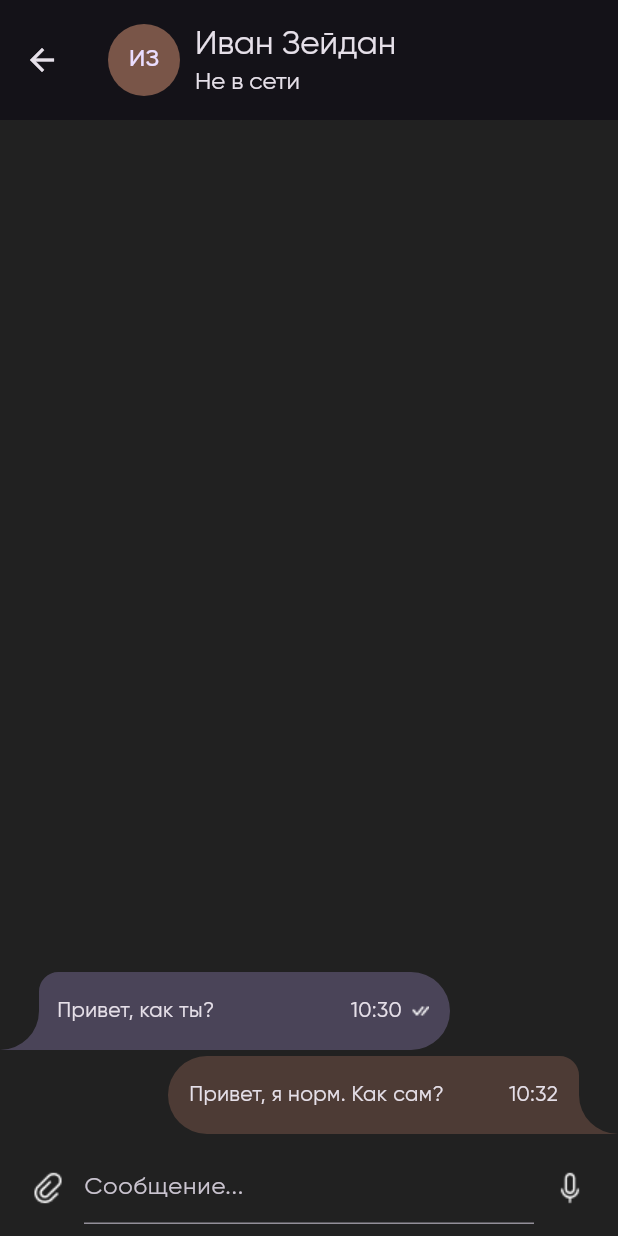
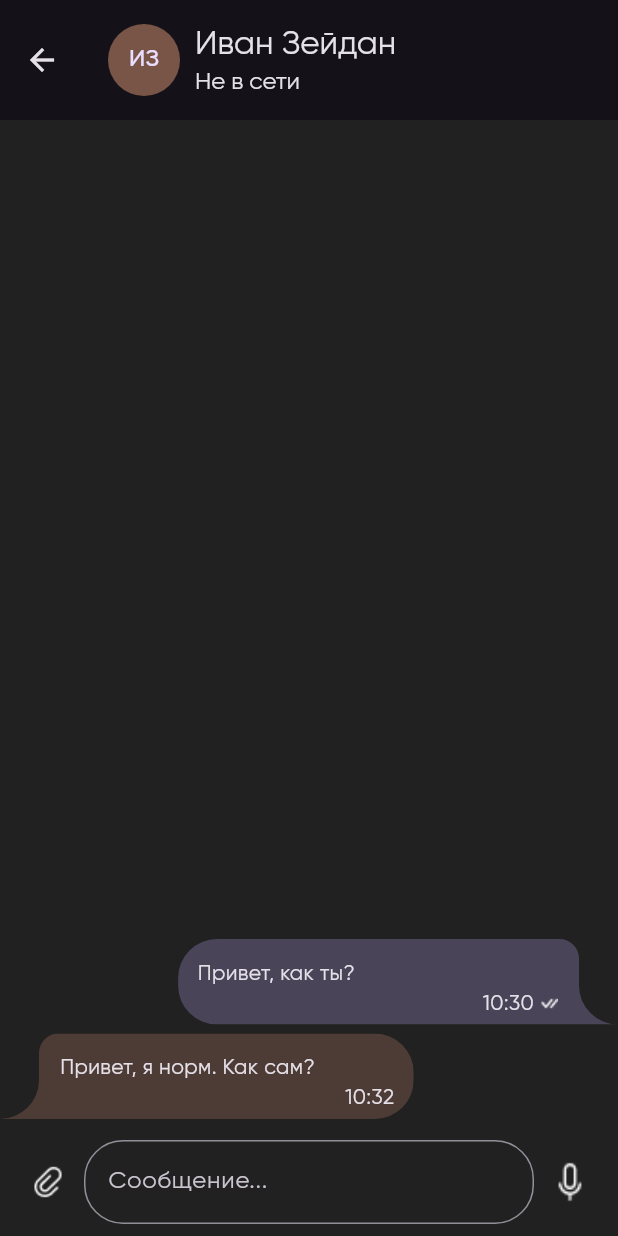
Before and after one commit to OlleZhuk/chat_test, a Flutter app: the screen it shows after launch, after a tap on "ИЗ", on a phone screen of 412 x 824 dp. Run offline on Flutter 3.47's test engine with Material 3 defaults, Android fonts, the light colour scheme and no system bars; our stand-ins replace flutter_riverpod, hive, hive_flutter; accounts and stored records are empty.

Commit message:
Доработка вывода сообщений

```diff
--- a/lib/view/screens/messages_screen.dart
+++ b/lib/view/screens/messages_screen.dart
@@ -10,23 +10,102 @@ import '../../view_model/providers/chat_provider.dart';
 import '../../view_model/widgets/left_chat_bubble.dart';
 import '../../view_model/widgets/right_chat_bubble.dart';
 
-class MessagesScreen extends ConsumerStatefulWidget {
+class MessagesScreen extends StatelessWidget {
   const MessagesScreen({super.key, required this.user});
 
   final User user;
 
   @override
-  MessagesScreenState createState() => MessagesScreenState();
+  Widget build(BuildContext context) {
+    final firstName = user.firstName;
+    final lastName = user.lastName;
+
+    return Scaffold(
+      appBar: AppBar(
+        toolbarHeight: 80,
+        title: Row(
+          children: [
+            CircleAvatar(
+              minRadius: 24,
+              backgroundColor: user.color,
+              child: Text('${firstName[0]}${lastName[0]}'),
+            ),
+            const SizedBox(width: 10),
+            Column(
+              crossAxisAlignment: CrossAxisAlignment.start,
+              children: [
+                Text('$firstName $lastName'),
+                const Text('Не в сети', style: TextStyle(fontSize: 16)),
+              ],
+            ),
+          ],
+        ),
+      ),
+      body: Column(
+        // mainAxisSize: MainAxisSize.min,
+        children: [
+          _OutputTextMessages(user: user),
+          _InputTextMessage(user: user),
+        ],
+      ),
+    );
   }
 
-class MessagesScreenState extends ConsumerState<MessagesScreen> {
+  /// Метод для определения форм чат-баблов
+  BorderRadius _getBorderRadius(
+    bool isFirstInGroup,
+    bool isLastInGroup,
+    // bool isSingleInGroup,
+  ) {
+    const radius = Radius.circular(26);
+
+    if (isLastInGroup) {
+      // Последнее сообщение в группе
+      return BorderRadius.only(
+        topLeft: radius,
+        topRight: radius,
+        bottomLeft: isFirstInGroup ? radius : Radius.zero,
+        bottomRight: radius,
+      );
+    } else if (isFirstInGroup) {
+      // Первое сообщение в группе
+      return const BorderRadius.only(
+        topLeft: radius,
+        topRight: radius,
+        bottomLeft: radius,
+        bottomRight: radius,
+      );
+    } else {
+      // Сообщение в середине группы
+      return const BorderRadius.only(
+        topLeft: radius,
+        topRight: radius,
+        bottomLeft: radius,
+        bottomRight: Radius.zero,
+      );
+    }
+  }
+}
+
+/// ВЫВОД СООБЩЕНИЙ ===>
+class _OutputTextMessages extends StatefulWidget {
+  const _OutputTextMessages({required this.user});
+
+  final User user;
+
+  @override
+  State<_OutputTextMessages> createState() => _OutputTextMessagesState();
+}
+
+class _OutputTextMessagesState extends State<_OutputTextMessages> {
   final ScrollController _scrollController = ScrollController();
 
   @override
   void initState() {
     super.initState();
     WidgetsBinding.instance.addPostFrameCallback((_) {
-      _scrollController.jumpTo(_scrollController.position.maxScrollExtent);
+      // с учетом реверса - minScrollExtent
+      _scrollController.jumpTo(_scrollController.position.minScrollExtent);
     });
   }
 
@@ -43,34 +122,18 @@ class MessagesScreenState extends ConsumerState<MessagesScreen> {
     // Сортировка сообщений по времени (новые снизу)
     userMessages.sort((a, b) => b.timestamp.compareTo(a.timestamp));
 
-    return Scaffold(
-      appBar: AppBar(
-        toolbarHeight: 80,
-        title: Row(
-          children: [
-            CircleAvatar(
-              minRadius: 24,
-              backgroundColor: widget.user.color,
-              child:
-                  Text('${widget.user.firstName[0]}${widget.user.lastName[0]}'),
-            ),
-            const SizedBox(width: 10),
-            Column(
-              crossAxisAlignment: CrossAxisAlignment.start,
-              children: [
-                Text('${widget.user.firstName} ${widget.user.lastName}'),
-                const Text(
-                  'Не в сети',
-                  style: TextStyle(fontSize: 16),
-                ),
-              ],
-            ),
-          ],
-        ),
-      ),
-      body: Column(
-        children: [
-          Expanded(
+    // Группировка сообщений по пользователям, чтобы выявлять цепочки
+    // сообщений, в которых будут отличаться формы чат-баблов
+    final Map<String, List<Message>> groupedMessages = {};
+    for (var message in userMessages) {
+      final userId = message.userId;
+      if (!groupedMessages.containsKey(userId)) {
+        groupedMessages[userId] = [];
+      }
+      groupedMessages[userId]!.add(message);
+    }
+
+    return Expanded(
       child: ListView.builder(
         controller: _scrollController,
         reverse: true,
@@ -78,15 +141,23 @@ class MessagesScreenState extends ConsumerState<MessagesScreen> {
         itemBuilder: (context, index) {
           final message = userMessages[index];
           final isMe = message.isOutgoing;
+          final userId = message.userId;
+
+          final messageGroup = groupedMessages[userId]!;
+          final isFirstInGroup = message == messageGroup.first;
+          final isLastInGroup = message == messageGroup.last;
+          // final isSingleInGroup = message == messageGroup.single;
+
           final now = message.timestamp;
           String formattedTime = DateFormat.Hm().format(now);
 
           return Column(
+            // mainAxisSize: MainAxisSize.min,
             crossAxisAlignment:
-                      isMe ? CrossAxisAlignment.start : CrossAxisAlignment.end,
+                !isMe ? CrossAxisAlignment.start : CrossAxisAlignment.end,
             children: [
               ClipPath(
-                      clipper: isMe
+                clipper: !isMe
                     ? LeftChatBubble(
                         largeRadius: largeRadius,
                         smallRadius: smallRadius,
@@ -96,55 +167,116 @@ class MessagesScreenState extends ConsumerState<MessagesScreen> {
                         smallRadius: smallRadius,
                       ),
                 child: Container(
-                        constraints: const BoxConstraints(maxWidth: 300),
-                        // width: 300,
-                        height: 52,
+                  constraints: const BoxConstraints(
+                    maxWidth: 300,
+                    minHeight: 52,
+                    maxHeight: double.infinity,
+                  ),
                   color: isMe
                       ? theme.colorScheme.secondaryContainer
                       : widget.user.color.withOpacity(.5),
-                        padding: const EdgeInsets.symmetric(horizontal: 14),
-                        child: isMe
-                            ? Row(
+                  child: Padding(
+                    padding: !isMe
+                        ? const EdgeInsets.fromLTRB(40, 13, 13, 4)
+                        : const EdgeInsets.fromLTRB(13, 13, 40, 4),
+                    child: Column(
+                      crossAxisAlignment: CrossAxisAlignment.start,
                       children: [
-                                  const SizedBox(width: 24),
-                                  Text(
-                                    message.text,
-                                    style: const TextStyle(height: 1.3),
-                                    softWrap: true,
+                        Text(message.text),
+                        Padding(
+                          padding: isMe
+                              ? const EdgeInsets.only(left: 190)
+                              : const EdgeInsets.only(left: 190),
+                          child: Row(
+                            mainAxisSize: MainAxisSize.min,
+                            mainAxisAlignment: MainAxisAlignment.end,
+                            crossAxisAlignment: CrossAxisAlignment.end,
+                            children: [
+                              Text(formattedTime),
+                              if (isMe)
+                                Padding(
+                                  padding:
+                                      const EdgeInsets.only(bottom: 4, left: 4),
+                                  child: Image.asset('assets/icons/Read.png'),
                                 ),
-                                  const Spacer(),
-                                  Text(formattedTime),
-                                  const SizedBox(width: 6),
-                                  if (isMe)
-                                    Image.asset('assets/icons/Read.png'),
                             ],
-                              )
-                            : Row(
-                                children: [
-                                  Text(
-                                    message.text,
-                                    style: const TextStyle(height: 1.3),
-                                    softWrap: true,
                           ),
-                                  const Spacer(),
-                                  Text(formattedTime),
-                                  const SizedBox(width: 6),
-                                  if (isMe)
-                                    Image.asset('assets/icons/Read.png'),
-                                  const SizedBox(width: 20),
+                        ),
                       ],
                     ),
                   ),
                 ),
-                    const SizedBox(height: 4),
+              ),
+              const SizedBox(height: 6)
             ],
           );
         },
       ),
-          ),
-          Padding(
+    );
+  }
+}
+
+/// ВВОД СООБЩЕНИЙ <===
+/// (нижний ряд)
+
+class _InputTextMessage extends ConsumerStatefulWidget {
+  const _InputTextMessage({required this.user});
+
+  final User user;
+
+  @override
+  InputTextMessageState createState() => InputTextMessageState();
+}
+
+class InputTextMessageState extends ConsumerState<_InputTextMessage> {
+  final _textController = TextEditingController();
+  bool _isButtonVisible = false;
+
+  @override
+  void initState() {
+    super.initState();
+    _textController.addListener(_updateButtonVisibility);
+  }
+
+  @override
+  void dispose() {
+    _textController.removeListener(_updateButtonVisibility);
+    _textController.dispose();
+    super.dispose();
+  }
+
+  /// Кнопка отправки появляется...
+  void _updateButtonVisibility() {
+    setState(
+      () => _isButtonVisible = _textController.text.isNotEmpty,
+    );
+  }
+
+  /// Метод отправки сообщения:
+  void submitMessage() async {
+    final enteredTextMessage = _textController.text;
+
+    if (enteredTextMessage.trim().isEmpty) return;
+
+    FocusScope.of(context).unfocus();
+    _textController.clear();
+
+    ref
+        .read(chatProvider.notifier)
+        .sendMessage(widget.user, enteredTextMessage);
+  }
+
+  /// Метод отправки сообщения с клавиатуры:
+  // void _onSubmitted(String value) {
+  //   if (value.isNotEmpty) submitMessage();
+  // }
+
+  @override
+  Widget build(BuildContext context) {
+    return Padding(
       padding: const EdgeInsets.all(8.0),
       child: Row(
+        mainAxisAlignment: MainAxisAlignment.spaceBetween,
         children: [
           IconButton(
             icon: Image.asset('assets/icons/Attach.png'),
@@ -152,23 +284,39 @@ class MessagesScreenState extends ConsumerState<MessagesScreen> {
           ),
           Expanded(
             child: TextField(
+              controller: _textController,
+              keyboardType: TextInputType.multiline,
+              maxLines: null, // Многострочный режим
+              textCapitalization: TextCapitalization.sentences,
               decoration: const InputDecoration(
+                // constraints: BoxConstraints(maxWidth: 280),
                 hintText: 'Сообщение...',
-                    ),
-                    onSubmitted: (text) {
-                      ref
-                          .read(chatProvider.notifier)
-                          .sendMessage(widget.user, text);
-                      Focus.of(context).unfocus();
-                    },
+                filled: false,
+                border: OutlineInputBorder(
+                  borderRadius: BorderRadius.all(Radius.circular(26)),
                 ),
               ),
-                IconButton(
-                  icon: Image.asset('assets/icons/Audio.png'),
+
+              /// Как возможный вариант - поменять Enter на Done
+              /// для отправки сообщения с клавиатуры
+              // textInputAction: TextInputAction.done,
+              // onSubmitted: _onSubmitted, // Обработчик нажатия
+              /// ------------------------------------
+            ),
+          ),
+
+          // При наборе текста вместо кн. микрофона появляется кн. Отправить
+          _isButtonVisible
+              ? IconButton(
+                  icon: const Icon(Icons.send),
+                  onPressed: submitMessage,
+                )
+              : IconButton(
+                  icon: Image.asset(
+                    'assets/icons/Audio.png',
+                    scale: .8,
+                  ),
                   onPressed: () {},
-                ),
-              ],
-            ),
                 ),
         ],
       ),
```
Lines whose indentation alone changed are shown as unchanged.
